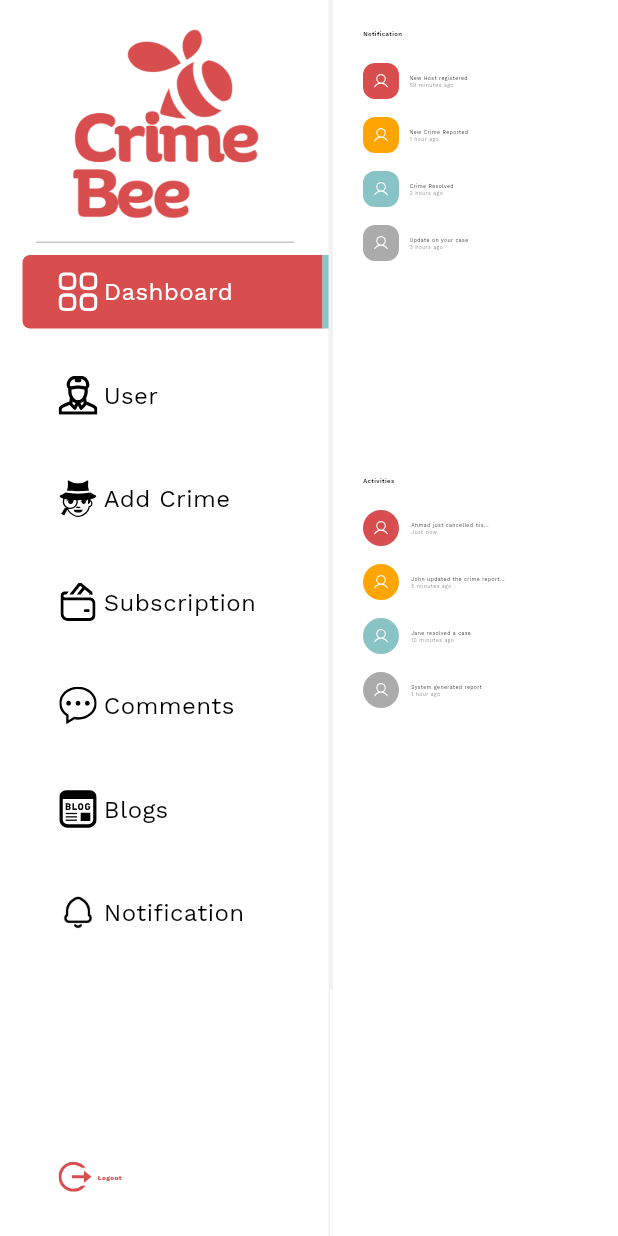
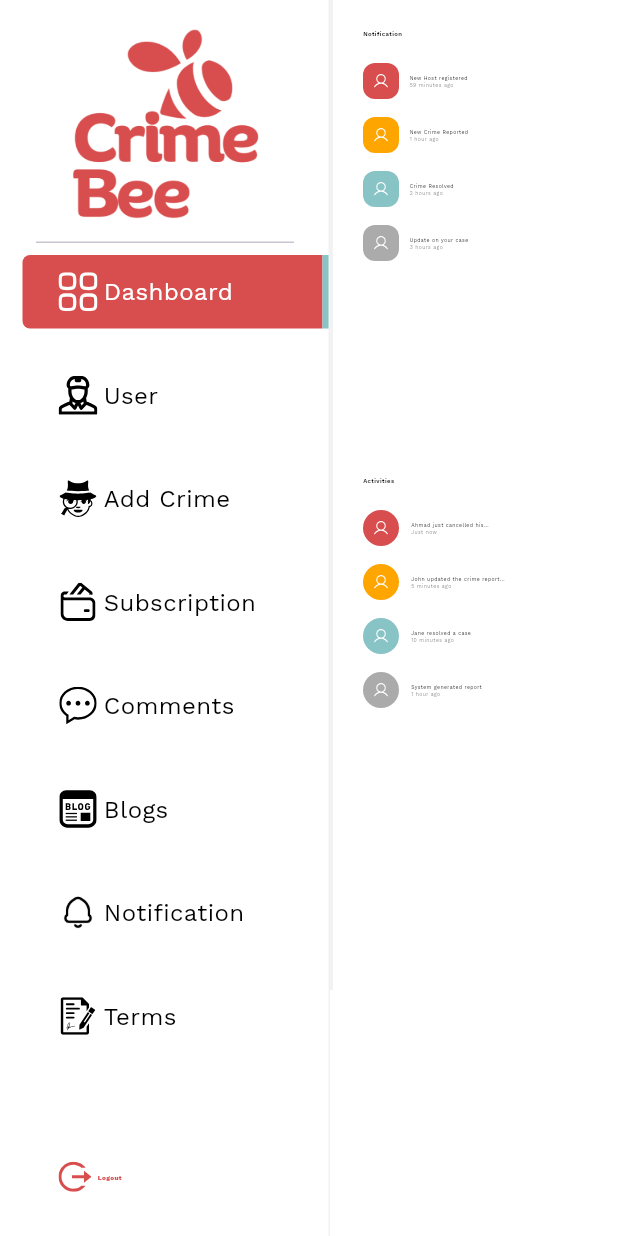
Before and after one commit to Devconstofficial/crime-bee-admin, a Flutter app: the DashboardScreen screen opened by its route, on a phone screen of 412 x 824 dp. Run offline on Flutter 3.47's test engine with Material 3 defaults, Android fonts, the phone set to English and light mode, and no system bars; our stand-ins replace dotted_border, fl_chart, flutter_screenutil, flutter_svg, geocoding, geolocator and 7 more; missing offline and left inert: flutter_quill; accounts and stored records are empty; project files that could hold a hidden picture were left out.

Commit message:
final push with changings

```diff
--- a/lib/utils/app_colors.dart
+++ b/lib/utils/app_colors.dart
@@ -9,6 +9,7 @@ const Color kBrownColor = Color(0xff792B2B);
 const Color kBackGroundColor = Color(0xFFF2F2F2);
 const Color kWhiteColor = Color(0xffFFFFFF);
 const Color kBlackColor = Color(0xff000000);
+const Color kTermsColor = Color(0xff494949);
 const Color kBlackColor1 = Color(0xff202020);
 const Color kLightBlack = Color(0xff777777);
 Color kHintColor = kBlackColor.withOpacity(0.6);
--- a/lib/utils/app_images.dart
+++ b/lib/utils/app_images.dart
@@ -25,6 +25,7 @@ String kDeleteDialogIcon = "$basePathIcons/deleteDialog.svg";
 String kLocationIcon = "$basePathIcons/location.png";
 String kClockIcon = "$basePathIcons/clock.png";
 String kComment1Icon = "$basePathIcons/comment1.svg";
+String kTermsIcon = "$basePathIcons/terms.svg";
 
 /// IMAGES
 // String kLogo = "$basePath/logo.png";
--- a/lib/utils/app_styles.dart
+++ b/lib/utils/app_styles.dart
@@ -25,6 +25,9 @@ class AppStyles {
 
   static TextStyle interTextStyle() => GoogleFonts.inter(
     fontSize: 16.sp, fontWeight: FontWeight.w500, color: kBlackColor,);
+
+  static TextStyle latoTextStyle() => GoogleFonts.lato(
+    fontSize: 16.sp, fontWeight: FontWeight.w400, color: kTermsColor,);
 
   static BorderRadius get customBorderAll => BorderRadius.all(
     Radius.circular(8),
--- a/lib/utils/route_generator.dart
+++ b/lib/utils/route_generator.dart
@@ -9,6 +9,7 @@ import '../view/screens/add_crime_screen/add_crime_dashboard.dart';
 import '../view/screens/add_crime_screen/add_crime_screen.dart';
 import '../view/screens/blogs_screen/blog_screen.dart';
 import '../view/screens/dashboard/dashboard_screen.dart';
+import '../view/screens/terms_policies_screen/terms_screen.dart';
 import 'app_strings.dart';
 
 class RouteGenerator {
@@ -23,6 +24,7 @@ class RouteGenerator {
       GetPage(name: kBlogScreenRoute, page: () => const BlogScreen(), binding: ScreenBindings(),transition: Transition.noTransition),
       GetPage(name: kAddCrimeScreenRoute, page: () => const AddCrimeScreen(), binding: ScreenBindings(),transition: Transition.noTransition),
       GetPage(name: kLoginScreenRoute, page: () => const LoginScreen(), binding: ScreenBindings(),transition: Transition.noTransition),
+      GetPage(name: kTermsScreenRoute, page: () => const TermsScreen(), binding: ScreenBindings(),transition: Transition.noTransition),
     ];
   }
 }
--- a/lib/utils/screen_bindings.dart
+++ b/lib/utils/screen_bindings.dart
@@ -7,6 +7,7 @@ import '../view/screens/auth_screen/controller/auth_controller.dart';
 import '../view/screens/comment_screen/controller/comment_controller.dart';
 import '../view/screens/dashboard/controller/dashboard_controller.dart';
 import '../view/screens/subscription_screen/controller/subcription_controller.dart';
+import '../view/screens/terms_policies_screen/controller/terms_screen.dart';
 import '../view/screens/user_screen/controller/user_controller.dart';
 
 
@@ -21,5 +22,6 @@ class ScreenBindings extends Bindings {
     Get.lazyPut(() => NotificationController());
     Get.lazyPut(() => BlogController());
     Get.lazyPut(() => AuthController());
+    Get.lazyPut(() => TermsController());
   }
 }
--- /dev/null
+++ b/lib/view/screens/terms_policies_screen/controller/terms_screen.dart
@@ -0,0 +1,49 @@
+import 'package:get/get.dart';
+
+import '../../../../utils/app_colors.dart';
+
+class TermsController extends GetxController{
+  var isNotificationVisible = false.obs;
+  var selectedIndex = 0.obs;
+  RxList notifications = [].obs;
+  RxList activities = [].obs;
+  var isEditing = false.obs;
+  var termsText = ''.obs;
+  RxBool hasText = false.obs;
+
+  // Method to toggle the editing state
+  void toggleEditing() {
+    isEditing.value = !isEditing.value;
+  }
+
+  void fetchNotifications() {
+    notifications.addAll([
+      {'title': 'New Host registered', 'time': '59 minutes ago', "backColor" : kPrimaryColor,},
+      {'title': 'New Crime Reported', 'time': '1 hour ago',"backColor" : kOrangeColor,},
+      {'title': 'Crime Resolved', 'time': '2 hours ago',"backColor" : kLightBlue,},
+      {'title': 'Update on your case', 'time': '3 hours ago',"backColor" : kGrey,},
+    ]);
+  }
+
+  void fetchActivities() {
+    activities.addAll([
+      {'title': 'Ahmad just cancelled his...', 'time': 'Just now',"backColor" : kPrimaryColor,},
+      {'title': 'John updated the crime report...', 'time': '5 minutes ago',"backColor" : kOrangeColor,},
+      {'title': 'Jane resolved a case', 'time': '10 minutes ago',"backColor" : kLightBlue,},
+      {'title': 'System generated report', 'time': '1 hour ago',"backColor" : kGrey,},
+    ]);
+  }
+
+  @override
+  onInit(){
+    super.onInit();
+    fetchNotifications();
+    fetchActivities();
+  }
+
+
+  void toggleNotificationVisibility() {
+    isNotificationVisible.value = !isNotificationVisible.value;
+  }
+
+}
--- a/lib/view/side_menu/side_menu.dart
+++ b/lib/view/side_menu/side_menu.dart
@@ -112,7 +112,7 @@ class _SideMenuState extends State<SideMenu> {
                           ),
                         );
                       }),
-                      SizedBox(height: 20,),
+                      const SizedBox(height: 20,),
                       Obx(() {
                         return MouseRegion(
                           cursor: SystemMouseCursors.click,
@@ -173,7 +173,7 @@ class _SideMenuState extends State<SideMenu> {
                           ),
                         );
                       }),
-                      SizedBox(height: 20,),
+                      const SizedBox(height: 20,),
                       Obx(() {
                         return MouseRegion(
                           cursor: SystemMouseCursors.click,
@@ -235,7 +235,7 @@ class _SideMenuState extends State<SideMenu> {
                           ),
                         );
                       }),
-                      SizedBox(height: 20,),
+                      const SizedBox(height: 20,),
                       Obx(() {
                         return MouseRegion(
                           cursor: SystemMouseCursors.click,
@@ -297,7 +297,7 @@ class _SideMenuState extends State<SideMenu> {
                           ),
                         );
                       }),
-                      SizedBox(height: 20,),
+                      const SizedBox(height: 20,),
                       Obx(() {
                         return MouseRegion(
                           cursor: SystemMouseCursors.click,
@@ -359,7 +359,7 @@ class _SideMenuState extends State<SideMenu> {
                           ),
                         );
                       }),
-                      SizedBox(height: 20,),
+                      const SizedBox(height: 20,),
                       Obx(() {
                         return MouseRegion(
                           cursor: SystemMouseCursors.click,
@@ -420,7 +420,7 @@ class _SideMenuState extends State<SideMenu> {
                           ),
                         );
                       }),
-                      SizedBox(height: 20,),
+                      const SizedBox(height: 20,),
                       Obx(() {
                         return MouseRegion(
                           cursor: SystemMouseCursors.click,
@@ -480,6 +480,68 @@ class _SideMenuState extends State<SideMenu> {
                           ),
                         );
                       }),
+                      const SizedBox(height: 20,),
+                      Obx(() {
+                        return MouseRegion(
+                          cursor: SystemMouseCursors.click,
+                          child: GestureDetector(
+                            onTap: () {
+                              menuController.onItemTapped(7);
+                              Get.toNamed(kTermsScreenRoute);
+                            },
+                            child: SizedBox(
+                              width: width,
+                              height: 49,
+                              child: Row(
+                                children: [
+                                  Expanded(
+                                    child: Container(
+                                        height: 49,
+                                        decoration: BoxDecoration(
+                                          color: menuController.selectedIndex.value == 7 ? kPrimaryColor : kWhiteColor,
+                                          borderRadius: const BorderRadius.only(topLeft: Radius.circular(5),bottomLeft: Radius.circular(5)),
+                                        ),
+                                        child: Padding(
+                                          padding: const EdgeInsets.only( left: 24),
+                                          child: Row(
+                                            crossAxisAlignment: CrossAxisAlignment.center,
+                                            children: [
+                                              SvgPicture.asset(
+                                                kTermsIcon,
+                                                height: 26,
+                                                width: 26,
+                                                colorFilter: ColorFilter.mode(
+                                                  menuController.selectedIndex.value == 7 ? kWhiteColor : kBlackColor,
+                                                  BlendMode.srcIn,
+                                                ),
+                                              ),
+                                              SizedBox(width: MediaQuery.of(context).size.width * 0.01,),
+                                              Text(
+                                                "Terms",
+                                                style: AppStyles.workSansTextStyle().copyWith(
+                                                    color: menuController.selectedIndex.value == 7
+                                                        ? kWhiteColor
+                                                        : kBlackColor,
+                                                    fontSize: 16
+
+                                                ),
+                                              ),
+                                            ],
+                                          ),
+                                        )
+                                    ),
+                                  ),
+                                  Container(
+                                    height: 49,
+                                    width: 5,
+                                    color: menuController.selectedIndex.value == 7 ? kSecondaryColor : kWhiteColor,
+                                  )
+                                ],
+                              ),
+                            ),
+                          ),
+                        );
+                      }),
                     ],
                   ),
                 ),
@@ -493,7 +555,7 @@ class _SideMenuState extends State<SideMenu> {
                   cursor: SystemMouseCursors.click,
                   child: GestureDetector(
                     onTap: () {
-                      menuController.onItemTapped(7);
+                      menuController.onItemTapped(8);
                       Get.offAllNamed(kLoginScreenRoute);
                     },
                     child: SizedBox(
@@ -505,7 +567,7 @@ class _SideMenuState extends State<SideMenu> {
                             child: Container(
                                 height: 49,
                                 decoration: BoxDecoration(
-                                  color: menuController.selectedIndex.value == 7 ? kPrimaryColor : kWhiteColor,
+                                  color: menuController.selectedIndex.value == 8 ? kPrimaryColor : kWhiteColor,
                                   borderRadius: const BorderRadius.only(topLeft: Radius.circular(5),bottomLeft: Radius.circular(5)),
                                 ),
                                 child: Padding(
@@ -539,7 +601,7 @@ class _SideMenuState extends State<SideMenu> {
                           Container(
                             height: 49,
                             width: 5,
-                            color: menuController.selectedIndex.value == 7 ? kSecondaryColor : kWhiteColor,
+                            color: menuController.selectedIndex.value == 8 ? kSecondaryColor : kWhiteColor,
                           )
                         ],
                       ),
--- a/pubspec.yaml
+++ b/pubspec.yaml
@@ -56,7 +56,7 @@ dependencies:
   shared_preferences: ^2.3.2
   geolocator: ^13.0.1
   geocoding: ^3.0.0
-
+  flutter_quill: ^10.8.5
 
 dev_dependencies:
   flutter_test:
```
Also changed, not shown: lib/utils/app_strings.dart (+14 -0 lines), lib/view/screens/terms_policies_screen/terms_screen.dart (added, +352 -0 lines), assets/icons/terms.svg (added), pubspec.lock, 5 other files.
